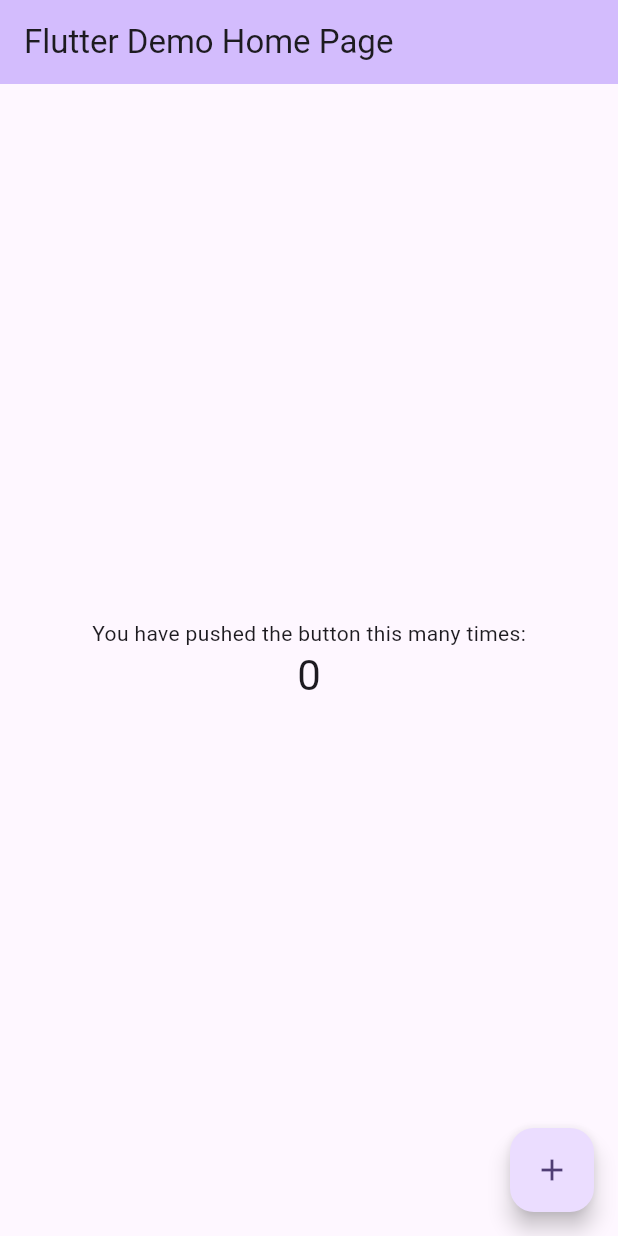
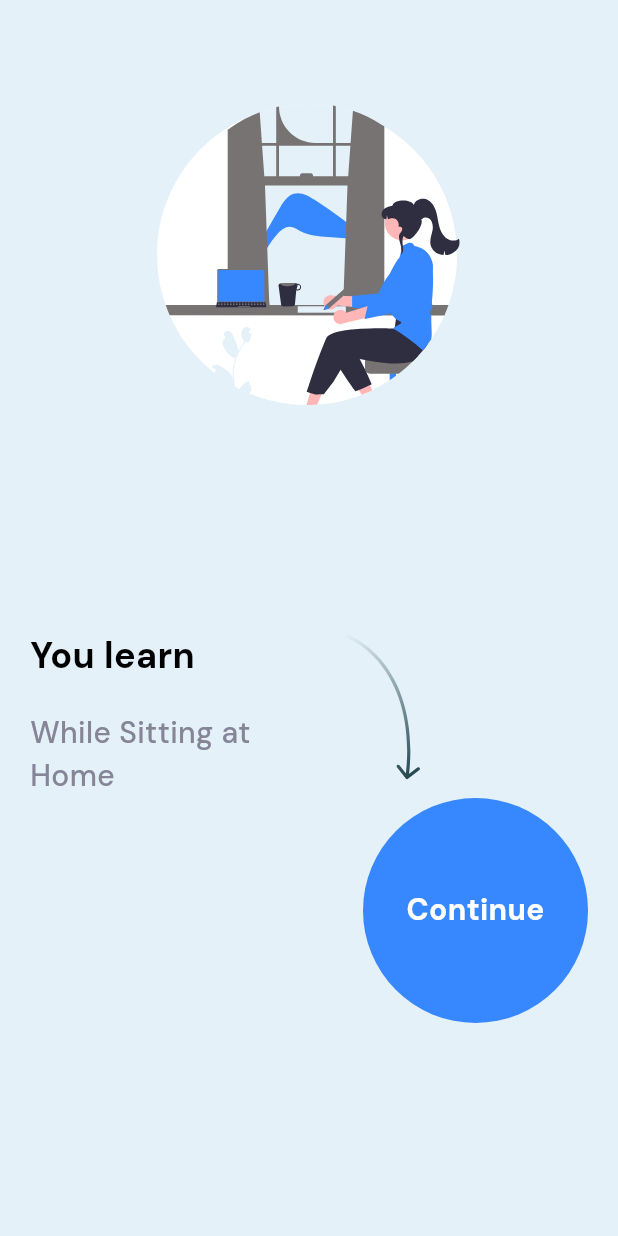
Before and after one commit to hazemAmr0/e-learning-app, a Flutter app: the screen it shows after launch, on a phone screen of 412 x 824 dp. Run offline on Flutter 3.47's test engine with Material 3 defaults, Android fonts, the phone set to English and light mode, and no system bars; our stand-ins replace flutter_svg, google_fonts, smooth_page_indicator.

Commit message:
on boarding screen
*create on boarding screen
*create files structure for app

```diff
--- /dev/null
+++ b/lib/core/utils/appColor.dart
@@ -0,0 +1,9 @@
+import 'package:flutter/material.dart';
+
+class AppColor{
+  static const Color primaryColor = Color(0xffE4F1F8);
+  static const Color Gray = Color(0xFF858597); // Cool Gray
+  static const Color darkCharcoal = Color(0xFF1F1F39); // Dark Charcoal
+  static const Color brightBlue = Color(0xFF3787FF); // Bright Blue
+
+}
--- a/lib/main.dart
+++ b/lib/main.dart
@@ -1,4 +1,15 @@
+
+
+import 'package:e_learning/core/utils/appColor.dart';
+import 'package:e_learning/view/screens/on%20boarding/onboarding_screen.dart';
+import 'package:e_learning/view/screens/on%20boarding/welcome_screen.dart';
 import 'package:flutter/material.dart';
+import 'package:flutter/widgets.dart';
+import 'package:flutter_svg/flutter_svg.dart';
+import 'package:flutter_svg/svg.dart';
+import 'package:google_fonts/google_fonts.dart';
+
+
 
 void main() {
   runApp(const MyApp());
@@ -11,115 +22,10 @@ class MyApp extends StatelessWidget {
   @override
   Widget build(BuildContext context) {
     return MaterialApp(
-      title: 'Flutter Demo',
-      theme: ThemeData(
-        // This is the theme of your application.
-        //
-        // TRY THIS: Try running your application with "flutter run". You'll see
-        // the application has a purple toolbar. Then, without quitting the app,
-        // try changing the seedColor in the colorScheme below to Colors.green
-        // and then invoke "hot reload" (save your changes or press the "hot
-        // reload" button in a Flutter-supported IDE, or press "r" if you used
-        // the command line to start the app).
-        //
-        // Notice that the counter didn't reset back to zero; the application
-        // state is not lost during the reload. To reset the state, use hot
-        // restart instead.
-        //
-        // This works for code too, not just values: Most code changes can be
-        // tested with just a hot reload.
-        colorScheme: ColorScheme.fromSeed(seedColor: Colors.deepPurple),
-        useMaterial3: true,
-      ),
-      home: const MyHomePage(title: 'Flutter Demo Home Page'),
+      debugShowCheckedModeBanner: false,
+
+
+      home: WelcomeOnboardingScreen(),
     );
   }
 }
-
-class MyHomePage extends StatefulWidget {
-  const MyHomePage({super.key, required this.title});
-
-  // This widget is the home page of your application. It is stateful, meaning
-  // that it has a State object (defined below) that contains fields that affect
-  // how it looks.
-
-  // This class is the configuration for the state. It holds the values (in this
-  // case the title) provided by the parent (in this case the App widget) and
-  // used by the build method of the State. Fields in a Widget subclass are
-  // always marked "final".
-
-  final String title;
-
-  @override
-  State<MyHomePage> createState() => _MyHomePageState();
-}
-
-class _MyHomePageState extends State<MyHomePage> {
-  int _counter = 0;
-
-  void _incrementCounter() {
-    setState(() {
-      // This call to setState tells the Flutter framework that something has
-      // changed in this State, which causes it to rerun the build method below
-      // so that the display can reflect the updated values. If we changed
-      // _counter without calling setState(), then the build method would not be
-      // called again, and so nothing would appear to happen.
-      _counter++;
-    });
-  }
-
-  @override
-  Widget build(BuildContext context) {
-    // This method is rerun every time setState is called, for instance as done
-    // by the _incrementCounter method above.
-    //
-    // The Flutter framework has been optimized to make rerunning build methods
-    // fast, so that you can just rebuild anything that needs updating rather
-    // than having to individually change instances of widgets.
-    return Scaffold(
-      appBar: AppBar(
-        // TRY THIS: Try changing the color here to a specific color (to
-        // Colors.amber, perhaps?) and trigger a hot reload to see the AppBar
-        // change color while the other colors stay the same.
-        backgroundColor: Theme.of(context).colorScheme.inversePrimary,
-        // Here we take the value from the MyHomePage object that was created by
-        // the App.build method, and use it to set our appbar title.
-        title: Text(widget.title),
-      ),
-      body: Center(
-        // Center is a layout widget. It takes a single child and positions it
-        // in the middle of the parent.
-        child: Column(
-          // Column is also a layout widget. It takes a list of children and
-          // arranges them vertically. By default, it sizes itself to fit its
-          // children horizontally, and tries to be as tall as its parent.
-          //
-          // Column has various properties to control how it sizes itself and
-          // how it positions its children. Here we use mainAxisAlignment to
-          // center the children vertically; the main axis here is the vertical
-          // axis because Columns are vertical (the cross axis would be
-          // horizontal).
-          //
-          // TRY THIS: Invoke "debug painting" (choose the "Toggle Debug Paint"
-          // action in the IDE, or press "p" in the console), to see the
-          // wireframe for each widget.
-          mainAxisAlignment: MainAxisAlignment.center,
-          children: <Widget>[
-            const Text(
-              'You have pushed the button this many times:',
-            ),
-            Text(
-              '$_counter',
-              style: Theme.of(context).textTheme.headlineMedium,
-            ),
-          ],
-        ),
-      ),
-      floatingActionButton: FloatingActionButton(
-        onPressed: _incrementCounter,
-        tooltip: 'Increment',
-        child: const Icon(Icons.add),
-      ), // This trailing comma makes auto-formatting nicer for build methods.
-    );
-  }
-}
--- /dev/null
+++ b/lib/view/screens/on boarding/welcome_screen.dart
@@ -0,0 +1,114 @@
+import 'package:e_learning/core/utils/appColor.dart';
+import 'package:e_learning/view/screens/on%20boarding/onboarding_screen.dart';
+import 'package:flutter/material.dart';
+import 'package:flutter_svg/svg.dart';
+import 'package:google_fonts/google_fonts.dart';
+
+class WelcomeOnboardingScreen extends StatelessWidget {
+  const WelcomeOnboardingScreen({Key? key}) : super(key: key);
+
+  @override
+  Widget build(BuildContext context) {
+    return SafeArea(
+      child: Scaffold(
+        backgroundColor:
+            AppColor.primaryColor, // Adjust based on your AppColor definition
+        body: Padding(
+          padding: const EdgeInsets.symmetric(horizontal: 20),
+          child: Column(
+            mainAxisAlignment: MainAxisAlignment.start,
+            crossAxisAlignment: CrossAxisAlignment.stretch,
+            children: [
+              // Top Image
+              Padding(
+                padding: const EdgeInsets.only(top: 70),
+                child: SvgPicture.asset(
+                  'assets/images/onboarding4.svg',
+                  height: 200,
+                  alignment: Alignment.center,
+                ),
+              ),
+              const SizedBox(height: 150),
+
+              // Text and Line
+              Row(
+                crossAxisAlignment: CrossAxisAlignment.start,
+                children: [
+                  // Text Section
+                  Column(
+                    crossAxisAlignment: CrossAxisAlignment.start,
+                    children: [
+                      Text(
+                        "You learn",
+                        style: GoogleFonts.dmSans(
+                          fontWeight: FontWeight.bold,
+                          fontSize: 24,
+                          color: Colors.black,
+                        ),
+                      ),
+                      const SizedBox(height: 20),
+                      Text(
+                        'While Sitting at\nHome',
+                        style: GoogleFonts.dmSans(
+                          fontWeight: FontWeight.w500,
+                          fontSize: 20,
+                          color: AppColor.Gray,
+                        ),
+                      ),
+                    ],
+                  ),
+                  SizedBox(width: 50),
+
+                  // Line Image
+                  SvgPicture.asset(
+                    'assets/images/line1.svg',
+                    height: 100,
+                  ),
+                ],
+              ),
+
+
+              // Continue Button
+              Align(
+                alignment: Alignment.bottomRight,
+                child: GestureDetector(
+                  onTap: () {
+                    // Handle button action
+                  },
+                  child: InkWell(
+
+                    onTap: (){
+                       Navigator.pushReplacement(
+                          context,
+                          MaterialPageRoute(
+                              builder: (context) => OnBoardingView()));
+                    },
+                    child: Container(
+                      height: 150,
+                      width: 150,
+                      decoration: BoxDecoration(
+                        color: AppColor.brightBlue,
+                        borderRadius: BorderRadius.circular(80),
+                      ),
+                      child: Center(
+                        child: Text(
+                          'Continue',
+                          style: GoogleFonts.dmSans(
+                            color: Colors.white,
+                            fontSize: 20,
+                            fontWeight: FontWeight.w700,
+                          ),
+                        ),
+                      ),
+                    ),
+                  ),
+                ),
+              ),
+              const SizedBox(height: 30),
+            ],
+          ),
+        ),
+      ),
+    );
+  }
+}
```
Also changed, not shown: lib/view/screens/on boarding/onboarding_screen.dart (added, +15 -0 lines), lib/view/screens/on boarding/widgets/BottomActionButtons .dart (added, +72 -0 lines), lib/view/screens/on boarding/widgets/buildPageView.dart (added, +41 -0 lines), lib/view/screens/on boarding/widgets/onboardingBody.dart (added, +46 -0 lines), lib/view/screens/on boarding/widgets/onboardingWidget.dart (added, +52 -0 lines), lib/view/screens/on boarding/widgets/onboarding_page_indicator.dart (added, +36 -0 lines), lib/view/screens/on boarding/widgets/skipbutton.dart (added, +31 -0 lines), pubspec.yaml (+7 -19 lines), assets/images/line1.svg (added), assets/images/onboarding1.svg (added), assets/images/onboarding2.svg (added), assets/images/onboarding3.svg (added), assets/images/onboarding4.svg (added), pubspec.lock, 1 other file.
